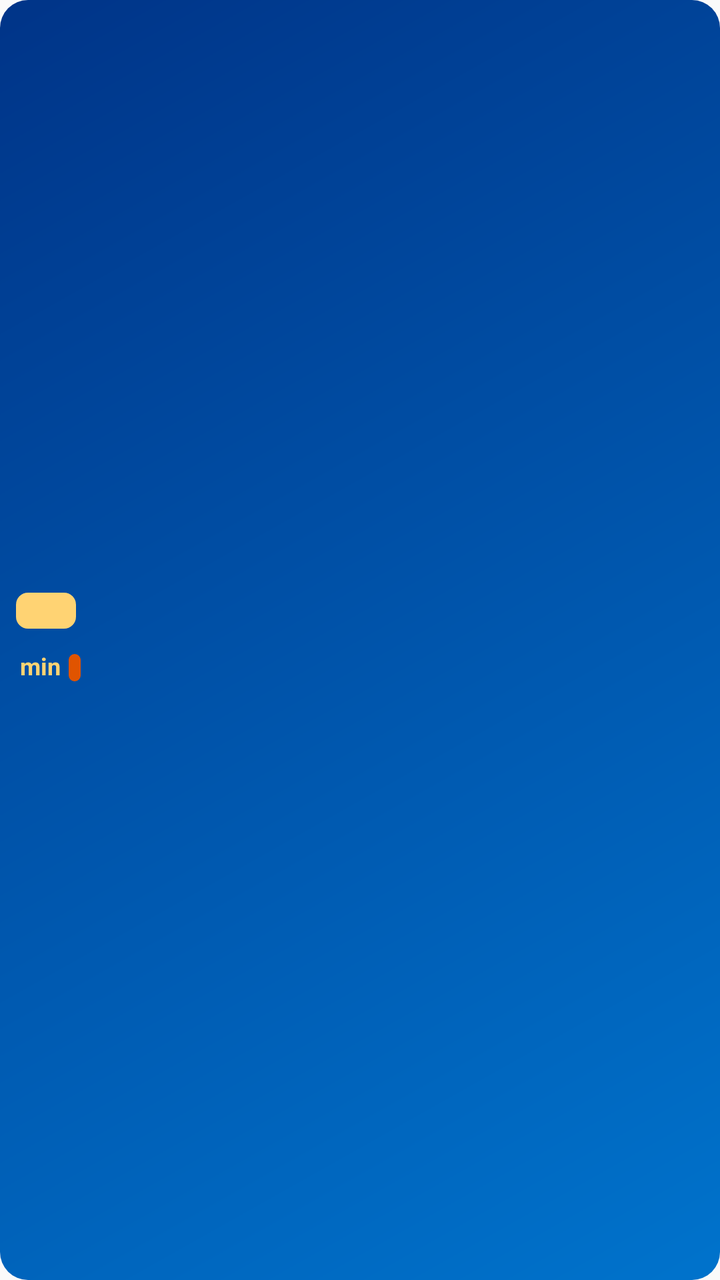
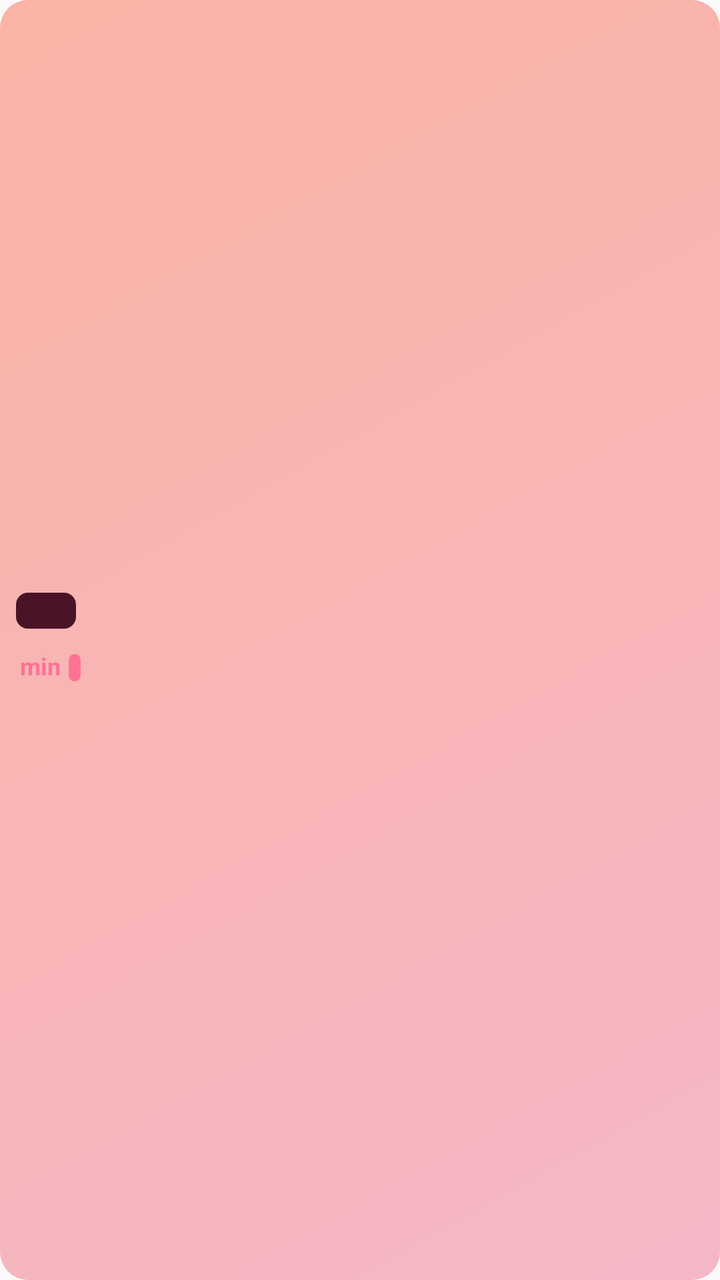

An Android layout rendered at two revisions. The XML below is the earlier revision; the diff shows what the commit changed to produce the second picture.
<!-- AndroidManifest.xml: application theme AppTheme -->
<!-- res/layout/widget_tile.xml -->
<?xml version="1.0" encoding="utf-8"?>
<LinearLayout xmlns:android="http://schemas.android.com/apk/res/android"
    android:id="@+id/tile_root"
    android:layout_width="0dp"
    android:layout_height="match_parent"
    android:layout_margin="3dp"
    android:layout_weight="1"
    android:background="@drawable/tile_bg"
    android:gravity="center_vertical"
    android:orientation="vertical"
    android:paddingStart="8dp"
    android:paddingTop="5dp"
    android:paddingEnd="8dp"
    android:paddingBottom="5dp">

    <LinearLayout
        android:layout_width="match_parent"
        android:layout_height="wrap_content"
        android:gravity="center_vertical"
        android:orientation="horizontal">

        <TextView
            android:id="@+id/badge_text"
            android:layout_width="wrap_content"
            android:layout_height="18dp"
            android:background="@drawable/badge"
            android:gravity="center"
            android:minWidth="30dp"
            android:paddingStart="4dp"
            android:paddingEnd="4dp"
            android:singleLine="true"
            android:textColor="@color/ink_black"
            android:textSize="11sp"
            android:textStyle="bold" />

        <TextView
            android:id="@+id/destination"
            android:layout_width="0dp"
            android:layout_height="wrap_content"
            android:layout_marginStart="6dp"
            android:layout_weight="1"
            android:ellipsize="end"
            android:singleLine="true"
            android:textColor="@color/widget_text"
            android:textSize="12sp" />
    </LinearLayout>

    <LinearLayout
        android:layout_width="match_parent"
        android:layout_height="wrap_content"
        android:layout_marginTop="1dp"
        android:baselineAligned="true"
        android:orientation="horizontal">

        <TextView
            android:id="@+id/countdown"
            android:layout_width="wrap_content"
            android:layout_height="wrap_content"
            android:includeFontPadding="false"
            android:singleLine="true"
            android:textColor="@color/widget_text"
            android:textSize="24sp"
            android:textStyle="bold" />

        <TextView
            android:id="@+id/countdown_unit"
            android:layout_width="wrap_content"
            android:layout_height="wrap_content"
            android:layout_marginStart="2dp"
            android:singleLine="true"
            android:text="@string/min_unit"
            android:textColor="@color/jasmine"
            android:textSize="12sp"
            android:textStyle="bold" />

        <TextView
            android:id="@+id/delay"
            android:layout_width="wrap_content"
            android:layout_height="wrap_content"
            android:layout_marginStart="4dp"
            android:background="@drawable/delay_bg"
            android:paddingStart="3dp"
            android:paddingEnd="3dp"
            android:singleLine="true"
            android:textColor="#FFFFFF"
            android:textSize="10sp"
            android:textStyle="bold" />

        <TextView
            android:id="@+id/then"
            android:layout_width="0dp"
            android:layout_height="wrap_content"
            android:layout_marginStart="4dp"
            android:layout_weight="1"
            android:ellipsize="end"
            android:gravity="end"
            android:singleLine="true"
            android:textColor="@color/widget_text_secondary"
            android:textSize="11sp" />
    </LinearLayout>
</LinearLayout>
<!-- resources referenced by this layout -->
<resources>
  <color name="ink_black">#001524</color>
  <color name="jasmine">#FFD373</color>
  <color name="widget_text">#FFFFFF</color>
  <color name="widget_text_secondary">#9FB4DA</color>
  <!-- drawable badge (drawable) -->
  <?xml version="1.0" encoding="utf-8"?>
  <shape xmlns:android="http://schemas.android.com/apk/res/android" android:shape="rectangle">
      <solid android:color="@color/jasmine" />
      <corners android:radius="6dp" />
  </shape>
  <!-- drawable delay_bg (drawable) -->
  <?xml version="1.0" encoding="utf-8"?>
  <shape xmlns:android="http://schemas.android.com/apk/res/android" android:shape="rectangle">
      <solid android:color="@color/cayenne_red" />
      <corners android:radius="5dp" />
  </shape>
  <!-- drawable tile_bg (drawable) -->
  <?xml version="1.0" encoding="utf-8"?>
  <shape xmlns:android="http://schemas.android.com/apk/res/android" android:shape="rectangle">
      <gradient
          android:angle="315"
          android:endColor="@color/twitter_blue"
          android:startColor="@color/egyptian_blue" />
      <corners android:radius="14dp" />
  </shape>
  <string name="min_unit">min</string>
  <style name="AppTheme" parent="android:Theme.Material.Light.DarkActionBar" />
  <color name="cayenne_red">#E05400</color>
  <color name="twitter_blue">#0073CC</color>
  <color name="egyptian_blue">#003488</color>
</resources>

<!-- the commit's change to res/layout/widget_tile.xml (unified diff, before → after) -->
@@ -29,7 +29,7 @@
             android:paddingStart="4dp"
             android:paddingEnd="4dp"
             android:singleLine="true"
-            android:textColor="@color/ink_black"
+            android:textColor="@color/badge_text"
             android:textSize="11sp"
             android:textStyle="bold" />
 
@@ -41,7 +41,7 @@
             android:layout_weight="1"
             android:ellipsize="end"
             android:singleLine="true"
-            android:textColor="@color/widget_text"
+            android:textColor="@color/tile_text"
             android:textSize="12sp" />
     </LinearLayout>
 
@@ -58,7 +58,7 @@
             android:layout_height="wrap_content"
             android:includeFontPadding="false"
             android:singleLine="true"
-            android:textColor="@color/widget_text"
+            android:textColor="@color/tile_text"
             android:textSize="24sp"
             android:textStyle="bold" />
 
@@ -69,7 +69,7 @@
             android:layout_marginStart="2dp"
             android:singleLine="true"
             android:text="@string/min_unit"
-            android:textColor="@color/jasmine"
+            android:textColor="@color/tile_accent"
             android:textSize="12sp"
             android:textStyle="bold" />
 
@@ -95,7 +95,7 @@
             android:ellipsize="end"
             android:gravity="end"
             android:singleLine="true"
-            android:textColor="@color/widget_text_secondary"
+            android:textColor="@color/tile_text_secondary"
             android:textSize="11sp" />
     </LinearLayout>
 </LinearLayout>
<!-- resource entries referenced after the edit -->
@@ -1,19 +1,19 @@
 <!-- resources referenced by this layout -->
 <resources>
-  <color name="ink_black">#001524</color>
-  <color name="jasmine">#FFD373</color>
-  <color name="widget_text">#FFFFFF</color>
-  <color name="widget_text_secondary">#9FB4DA</color>
+  <color name="badge_text">@color/soft_blush</color>
+  <color name="tile_accent">@color/petal_rouge</color>
+  <color name="tile_text">@color/berry</color>
+  <color name="tile_text_secondary">#7A2E44</color>
   <!-- drawable badge (drawable) -->
   <?xml version="1.0" encoding="utf-8"?>
   <shape xmlns:android="http://schemas.android.com/apk/res/android" android:shape="rectangle">
-      <solid android:color="@color/jasmine" />
+      <solid android:color="@color/badge_bg" />
       <corners android:radius="6dp" />
   </shape>
   <!-- drawable delay_bg (drawable) -->
   <?xml version="1.0" encoding="utf-8"?>
   <shape xmlns:android="http://schemas.android.com/apk/res/android" android:shape="rectangle">
-      <solid android:color="@color/cayenne_red" />
+      <solid android:color="@color/delay_bg" />
       <corners android:radius="5dp" />
   </shape>
   <!-- drawable tile_bg (drawable) -->
@@ -21,14 +21,20 @@
   <shape xmlns:android="http://schemas.android.com/apk/res/android" android:shape="rectangle">
       <gradient
           android:angle="315"
-          android:endColor="@color/twitter_blue"
-          android:startColor="@color/egyptian_blue" />
+          android:endColor="@color/tile_end"
+          android:startColor="@color/tile_start" />
       <corners android:radius="14dp" />
   </shape>
   <string name="min_unit">min</string>
   <style name="AppTheme" parent="android:Theme.Material.Light.DarkActionBar" />
-  <color name="cayenne_red">#E05400</color>
-  <color name="twitter_blue">#0073CC</color>
-  <color name="egyptian_blue">#003488</color>
+  <color name="soft_blush">#FFE5E5</color>
+  <color name="petal_rouge">#FE7295</color>
+  <color name="berry">#4A1426</color>
+  <color name="badge_bg">@color/berry</color>
+  <color name="delay_bg">@color/petal_rouge</color>
+  <color name="tile_end">@color/soft_blossom</color>
+  <color name="tile_start">@color/powder_blush</color>
+  <color name="soft_blossom">#F4B7C6</color>
+  <color name="powder_blush">#FBB3A5</color>
 </resources>
 
